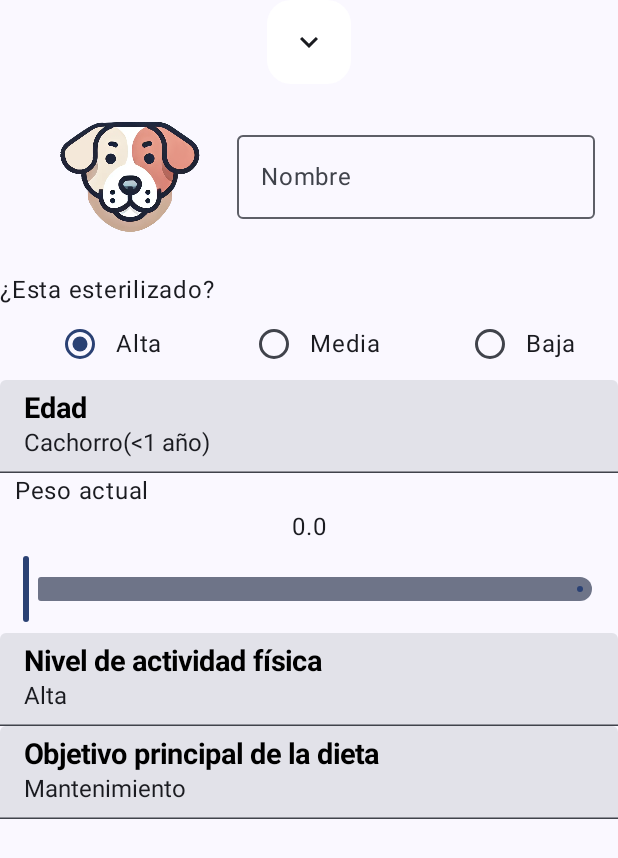
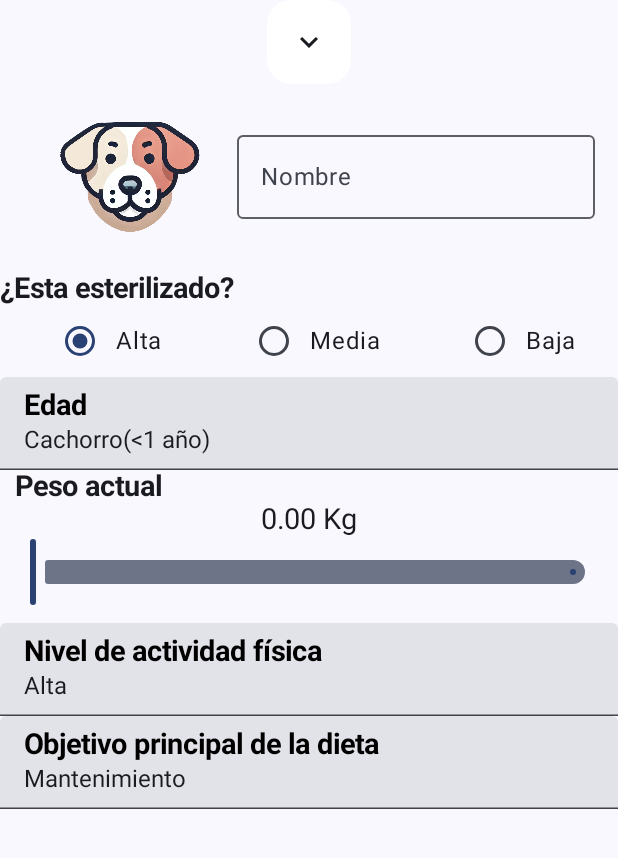
Before and after one commit to MaverickAppliedLogic/NutriPetDevelopment, an Android app built with Jetpack Compose: the FromActivityCompose screen opened directly, with no data from a screen before it, on a phone screen of 412 x 824 dp. Shown: the top 858 px of the screen. Run offline under Robolectric (Android 15) with nearby library versions, the phone set to English and light mode, and no system bars.

Commit message:
-Se retocaron ciertos detalles del formulario

```diff
--- a/app/src/main/java/com/example/feedm/ui/view/FromActivityCompose.kt
+++ b/app/src/main/java/com/example/feedm/ui/view/FromActivityCompose.kt
@@ -33,6 +33,7 @@ import androidx.compose.material3.Text
 import androidx.compose.material3.TextField
 import androidx.compose.runtime.Composable
 import androidx.compose.runtime.getValue
+import androidx.compose.runtime.mutableFloatStateOf
 import androidx.compose.runtime.mutableStateOf
 import androidx.compose.runtime.remember
 import androidx.compose.runtime.setValue
@@ -43,12 +44,15 @@ import androidx.compose.ui.res.painterResource
 import androidx.compose.ui.res.stringArrayResource
 import androidx.compose.ui.res.stringResource
 import androidx.compose.ui.text.TextStyle
+import androidx.compose.ui.text.font.FontSynthesis
 import androidx.compose.ui.text.font.FontWeight
+import androidx.compose.ui.text.style.TextOverflow
 import androidx.compose.ui.tooling.preview.Preview
 import androidx.compose.ui.unit.dp
 import androidx.compose.ui.unit.sp
 import com.example.feedm.R
 import com.example.feedm.ui.view.ui.theme.FeedmTheme
+import java.util.Locale
 
 class FromActivityCompose : ComponentActivity() {
     override fun onCreate(savedInstanceState: Bundle?) {
@@ -84,7 +88,8 @@ fun FormScreen(modifier: Modifier = Modifier) {
         PetName()
         val options = stringArrayResource(id = R.array.fa_arraySpinnerActividadFisica).toList()
         var selectedOption by remember { mutableStateOf(options[0]) }
-        Text(text = stringResource(id = R.string.fa_txtSpinnerEsterilizado))
+        Text(text = stringResource(id = R.string.fa_txtSpinnerEsterilizado),
+            style = TextStyle(fontSize = 19.sp, fontWeight = FontWeight.Bold))
         CustomRadioGroup(selectedOption = selectedOption,
             onOptionSelected = {selectedOption = it},
             options = options, modifier = Modifier.fillMaxWidth())
@@ -197,14 +202,19 @@ fun DropDownMenuPreview(modifier: Modifier = Modifier) {
 @Preview
 @Composable
 fun CustomSlider(modifier: Modifier = Modifier){
-    var sliderPosition by remember { mutableStateOf(0f)}
+    var sliderPosition by remember { mutableFloatStateOf(0f)}
     Column(modifier = modifier.padding(horizontal = 10.dp)) {
-        Text(stringResource(id = R.string.fa_txtSpinnerPeso))
-        Text(sliderPosition.toString(),modifier = Modifier.align(Alignment.CenterHorizontally))
+        Text(stringResource(id = R.string.fa_txtSpinnerPeso),
+            style = TextStyle(fontSize = 19.sp, fontWeight = FontWeight.Bold)
+        )
+        Text(String.format("%.2f Kg",sliderPosition),
+            style = TextStyle(fontSize = 19.sp),
+            modifier = Modifier.align(Alignment.CenterHorizontally))
         Slider(value = sliderPosition,
             onValueChange = {sliderPosition = it},
-            valueRange = 0f..0.85f,
-            modifier = Modifier.padding(5.dp))
+            valueRange = 0f..85f,
+            modifier = Modifier.padding(top = 0.dp,
+                bottom = 10.dp, start = 10.dp, end = 10.dp))
     }
 }
 
```
